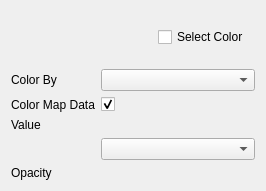
First picture: the form in tomviz/modules/ModuleContourWidget.ui, repository OpenChemistry/tomviz, before the edit.
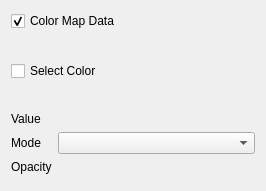
Second picture: the form after the edit. Custom widgets are drawn as their Qt base class.

Commit message:
Removed resampling from the contour module
Resampling was noticeably slowing down contour operations
(and it was running even without segmentation), so it has been removed.

"Color By" was removed from the GUI Contour panel as it is no longer
needed. Any functions and variables that appeared to be no longer needed
were removed as well.

```diff
--- a/tomviz/modules/ModuleContourWidget.ui
+++ b/tomviz/modules/ModuleContourWidget.ui
@@ -14,8 +14,38 @@
    <string>Form</string>
   </property>
   <layout class="QVBoxLayout" name="verticalLayout">
+   <item>
+    <layout class="QHBoxLayout" name="horizontalLayout_2">
+     <item>
+      <widget class="QCheckBox" name="cbColorMapData">
+       <property name="layoutDirection">
+        <enum>Qt::LeftToRight</enum>
+       </property>
+       <property name="text">
+        <string>Color Map Data</string>
+       </property>
+       <property name="checked">
+        <bool>true</bool>
+       </property>
+      </widget>
+     </item>
+    </layout>
+   </item>
    <item>
     <layout class="QHBoxLayout" name="horizontalLayout">
+     <item>
+      <widget class="QCheckBox" name="cbSelectColor">
+       <property name="layoutDirection">
+        <enum>Qt::LeftToRight</enum>
+       </property>
+       <property name="text">
+        <string>Select Color</string>
+       </property>
+      </widget>
+     </item>
+     <item>
+      <widget class="pqColorChooserButton" name="colorChooser" native="true"/>
+     </item>
      <item>
       <spacer name="horizontalSpacer">
        <property name="orientation">
@@ -29,70 +59,40 @@
        </property>
       </spacer>
      </item>
-     <item>
-      <widget class="QCheckBox" name="cbSelectColor">
-       <property name="text">
-        <string>Select Color</string>
-       </property>
-      </widget>
-     </item>
-     <item>
-      <widget class="pqColorChooserButton" name="colorChooser" native="true"/>
-     </item>
     </layout>
    </item>
    <item>
     <layout class="QFormLayout" name="formLayout">
-     <item row="0" column="0">
-      <widget class="QLabel" name="label">
-       <property name="text">
-        <string>Color By</string>
-       </property>
-      </widget>
-     </item>
-     <item row="2" column="0">
+     <item row="1" column="0">
       <widget class="QLabel" name="label_2">
        <property name="text">
         <string>Value</string>
        </property>
       </widget>
      </item>
-     <item row="0" column="1">
-      <widget class="QComboBox" name="cbColorBy"/>
+     <item row="1" column="1">
+      <widget class="tomviz::DoubleSliderWidget" name="sliValue" native="true"/>
      </item>
-     <item row="3" column="1">
+     <item row="2" column="0">
+      <widget class="QLabel" name="label_5">
+       <property name="text">
+        <string>Mode</string>
+       </property>
+      </widget>
+     </item>
+     <item row="2" column="1">
       <widget class="QComboBox" name="cbRepresentation"/>
      </item>
-     <item row="4" column="0">
+     <item row="3" column="0">
       <widget class="QLabel" name="label_4">
        <property name="text">
         <string>Opacity</string>
        </property>
       </widget>
      </item>
-     <item row="2" column="1">
-      <widget class="tomviz::DoubleSliderWidget" name="sliValue" native="true"/>
-     </item>
-     <item row="4" column="1">
+     <item row="3" column="1">
       <widget class="tomviz::DoubleSliderWidget" name="sliOpacity" native="true"/>
      </item>
-     <item row="1" column="1">
-      <widget class="QCheckBox" name="cbColorMapData">
-       <property name="text">
-        <string/>
-       </property>
-       <property name="checked">
-        <bool>true</bool>
-       </property>
-      </widget>
-     </item>
-     <item row="1" column="0">
-      <widget class="QLabel" name="label_3">
-       <property name="text">
-        <string>Color Map Data</string>
-       </property>
-      </widget>
-     </item>
     </layout>
    </item>
   </layout>
```
The commit also changes 4 other files.
